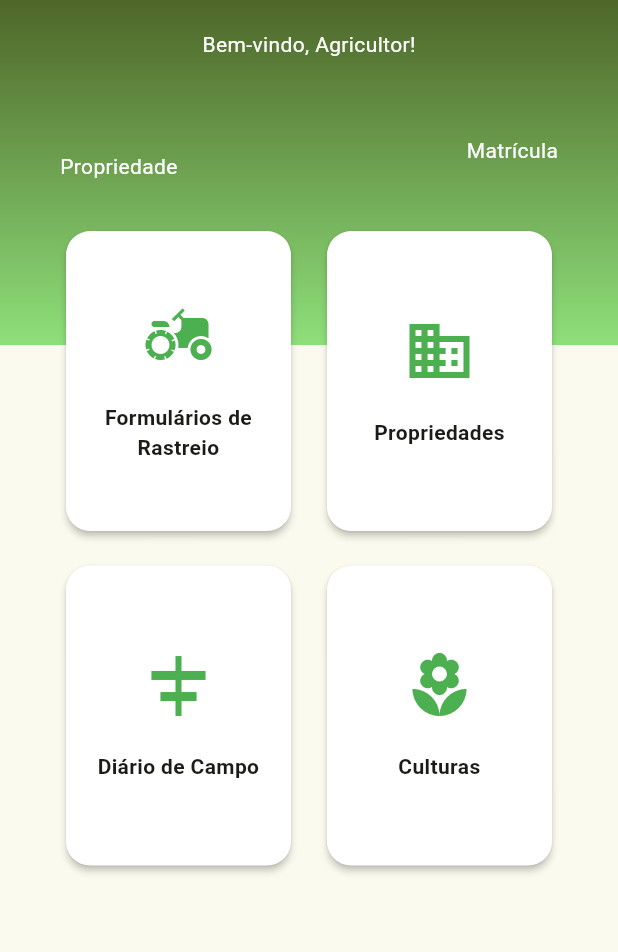
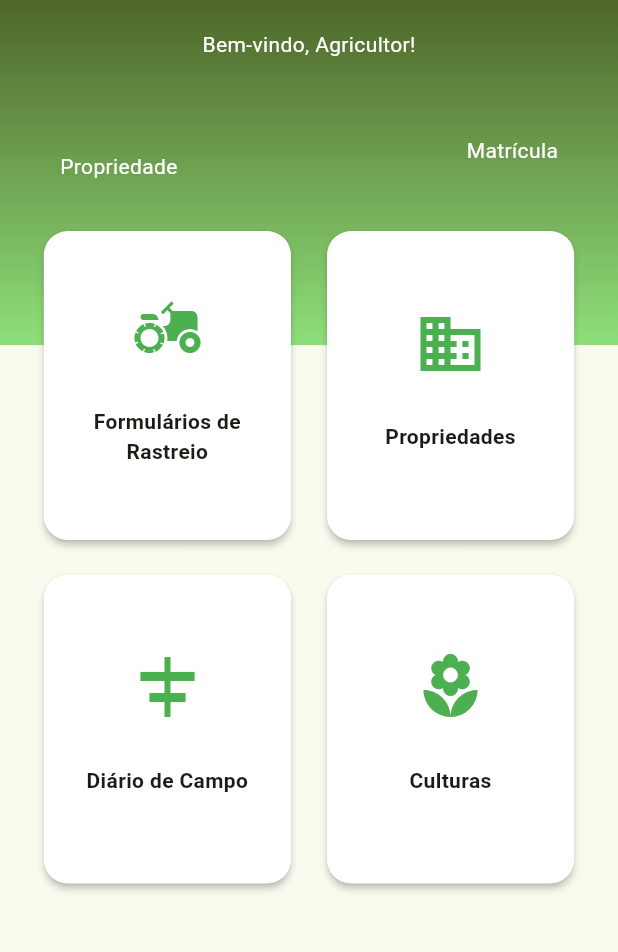
Before and after one commit to Kaio-Goes/farmer, a Flutter app: the DashboardPage screen opened directly, on a phone screen of 412 x 824 dp, the part 85-1037 px from its top. Run offline on Flutter 3.47's test engine with Material 3 defaults, Android fonts, the phone set to English and light mode, and no system bars; our stand-ins replace flutter_multi_formatter, flutter_secure_storage, mask_text_input_formatter, pdf, printing; missing offline and left inert: barcode; accounts and stored records are empty.

Commit message:
Feature responsive

```diff
--- a/lib/components/card_icon.dart
+++ b/lib/components/card_icon.dart
@@ -19,8 +19,8 @@ class CardIcon extends StatelessWidget {
       color: Colors.white,
       elevation: 2,
       child: SizedBox(
-        height: 200,
-        width: 150,
+        height: MediaQuery.of(context).size.height * 0.25,
+        width: MediaQuery.of(context).size.width * 0.4,
         child: InkWell(
           borderRadius: BorderRadius.circular(16.0),
           onTap: onTap,
@@ -29,10 +29,13 @@ class CardIcon extends StatelessWidget {
             children: [
               Icon(iconItem, size: 48, color: Colors.green),
               SizedBox(height: 20),
-              Text(
-                textIcon,
-                textAlign: TextAlign.center,
-                style: TextStyle(fontWeight: FontWeight.bold),
+              Padding(
+                padding: const EdgeInsets.all(8.0),
+                child: Text(
+                  textIcon,
+                  textAlign: TextAlign.center,
+                  style: TextStyle(fontWeight: FontWeight.bold),
+                ),
               ),
             ],
           ),
--- a/lib/core/services/pdf_label.dart
+++ b/lib/core/services/pdf_label.dart
@@ -21,7 +21,7 @@ void generatePdf(
         children: [
           // Título
           pw.Text(
-            'Produto rastreado desde a produção',
+            'Produto rastreado desde a produção.',
             style: pw.TextStyle(
               fontSize: 16,
               fontWeight: pw.FontWeight.bold,
```
